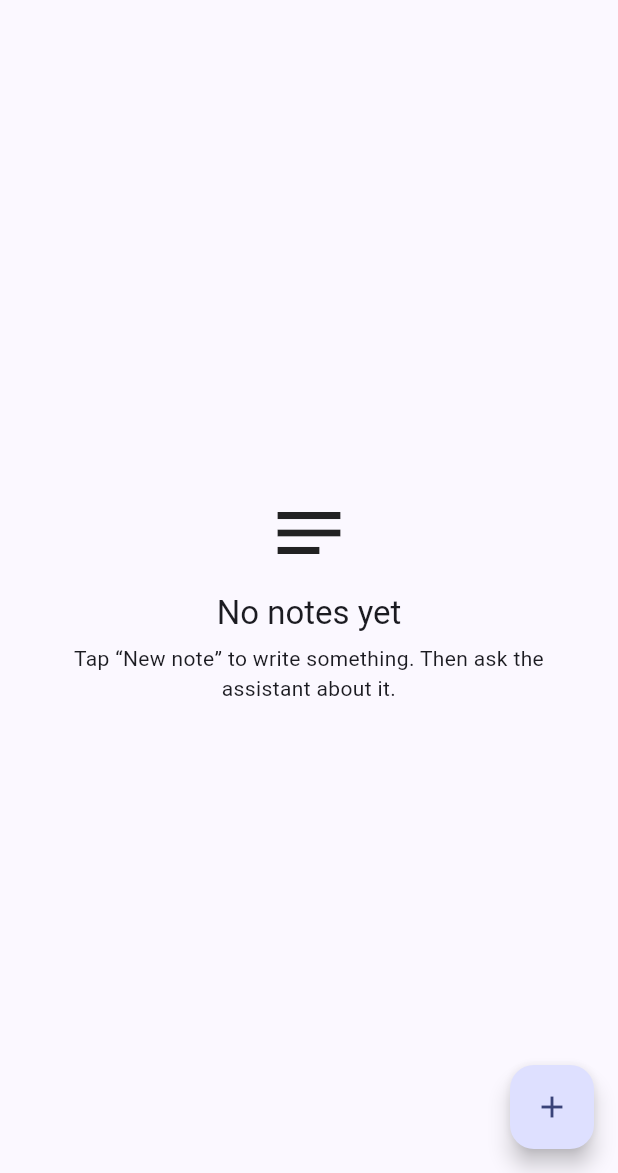
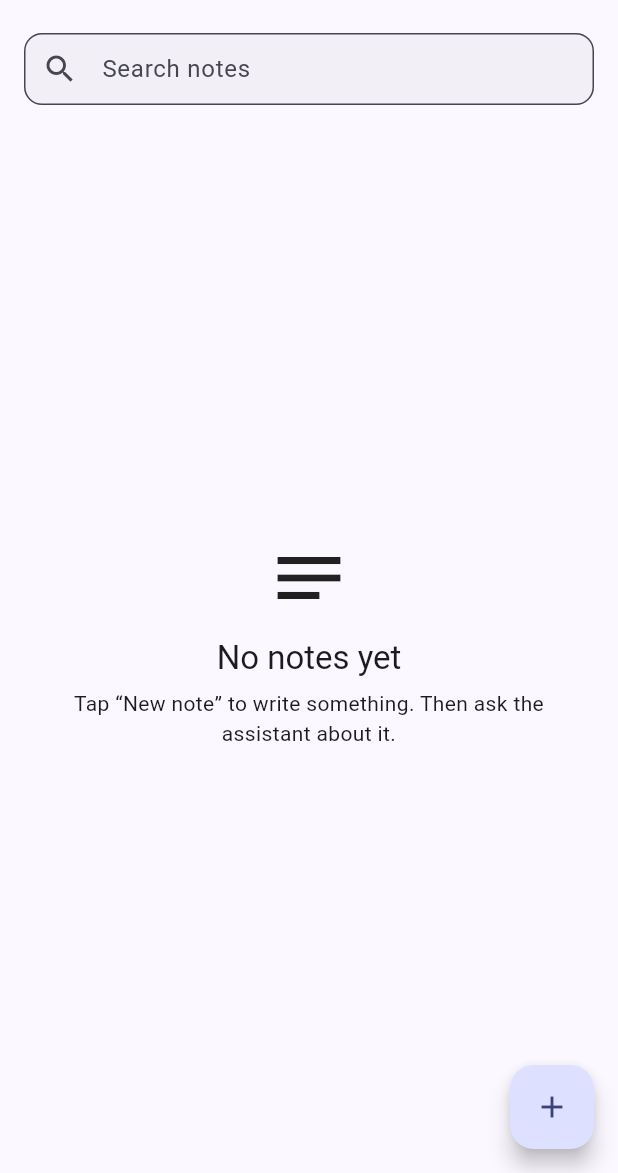
Before and after one commit to Afridee/smart_notes, a Flutter app: the NotesListPage screen opened by its route, on a phone screen of 412 x 824 dp, the part 63-1236 px from its top. Run offline on Flutter 3.47's test engine with Material 3 defaults, Android fonts, the phone set to English and light mode, and no system bars; our stand-ins replace get, google_fonts, objectbox, shimmer; missing offline and left inert: flutter_gemma, gpt_markdown; generated files the repository leaves out were written again.

Commit message:
Add search functionality to notes with a dedicated search box
- Introduced a search box in the notes list for filtering notes based on user input.
- Implemented a listener on the search field to update the search query in real-time.
- Added a clear search feature to reset the search field.
- Enhanced the notes list to display a message when no search results are found.
- Updated navigation actions to dismiss the keyboard when transitioning between pages.

```diff
--- a/lib/features/notes/views/notes_list_page.dart
+++ b/lib/features/notes/views/notes_list_page.dart
@@ -20,26 +20,88 @@ class NotesListPage extends GetView<NotesController> {
           IconButton(
             tooltip: 'Semantic graph',
             icon: const Icon(Icons.hub_outlined),
-            onPressed: () => Get.toNamed(AppRoutes.graph),
+            onPressed: () {
+              FocusManager.instance.primaryFocus?.unfocus();
+              Get.toNamed(AppRoutes.graph);
+            },
           ),
           IconButton(
             tooltip: 'Ask',
             icon: const Icon(Icons.forum_outlined),
-            onPressed: () => Get.toNamed(AppRoutes.chat),
+            onPressed: () {
+              FocusManager.instance.primaryFocus?.unfocus();
+              Get.toNamed(AppRoutes.chat);
+            },
           ),
         ],
       ),
       floatingActionButton: FloatingActionButton(
-        onPressed: () => Get.toNamed(AppRoutes.noteEditor),
+        onPressed: () {
+          FocusManager.instance.primaryFocus?.unfocus();
+          Get.toNamed(AppRoutes.noteEditor);
+        },
         child: const Icon(Icons.add),
       ),
       body: Column(
         children: [
+          Padding(
+            padding: const EdgeInsets.fromLTRB(16, 8, 16, 4),
+            child: ListenableBuilder(
+              listenable: controller.searchFieldController,
+              builder: (context, _) {
+                final hasText =
+                    controller.searchFieldController.text.isNotEmpty;
+                final scheme = Theme.of(context).colorScheme;
+                return TextField(
+                  controller: controller.searchFieldController,
+                  textInputAction: TextInputAction.search,
+                  onTapOutside: (_) =>
+                      FocusManager.instance.primaryFocus?.unfocus(),
+                  decoration: InputDecoration(
+                    hintText: 'Search notes',
+                    prefixIcon: const Icon(Icons.search),
+                    suffixIcon: hasText
+                        ? IconButton(
+                            icon: const Icon(Icons.clear),
+                            onPressed: controller.clearSearch,
+                          )
+                        : null,
+                    border: OutlineInputBorder(
+                      borderRadius: BorderRadius.circular(12),
+                    ),
+                    filled: true,
+                    fillColor: scheme.surfaceContainerHighest.withValues(
+                      alpha: 0.4,
+                    ),
+                    contentPadding: const EdgeInsets.symmetric(
+                      horizontal: 12,
+                      vertical: 12,
+                    ),
+                  ),
+                );
+              },
+            ),
+          ),
           Expanded(
             child: Obx(() {
-              final items = controller.notes;
+              final all = controller.notes;
+              final q = controller.searchQuery.value;
+              final items = _filterNotesForQuery(all, q);
+              if (all.isEmpty) {
+                return GestureDetector(
+                  onTap: () =>
+                      FocusManager.instance.primaryFocus?.unfocus(),
+                  behavior: HitTestBehavior.opaque,
+                  child: const _EmptyState(),
+                );
+              }
               if (items.isEmpty) {
-                return const _EmptyState();
+                return GestureDetector(
+                  onTap: () =>
+                      FocusManager.instance.primaryFocus?.unfocus(),
+                  behavior: HitTestBehavior.opaque,
+                  child: _NoSearchResultsState(query: q.trim()),
+                );
               }
               final crossAxis = _gridCrossAxisCount(context);
               return MasonryGridView.count(
@@ -47,16 +109,21 @@ class NotesListPage extends GetView<NotesController> {
                 padding: const EdgeInsets.all(12),
                 mainAxisSpacing: 10,
                 crossAxisSpacing: 10,
+                keyboardDismissBehavior:
+                    ScrollViewKeyboardDismissBehavior.onDrag,
                 itemCount: items.length,
                 itemBuilder: (context, i) {
                   final note = items[i];
                   return _NoteTile(
                     note: note,
                     bodyMaxLines: _gridBodyMaxLines(note, i),
-                    onTap: () => Get.toNamed(
-                      AppRoutes.noteEditor,
-                      arguments: note,
-                    ),
+                    onTap: () {
+                      FocusManager.instance.primaryFocus?.unfocus();
+                      Get.toNamed(
+                        AppRoutes.noteEditor,
+                        arguments: note,
+                      );
+                    },
                     onDelete: () async {
                       final ok = await showDeleteNoteConfirmation(
                         context,
@@ -85,6 +152,17 @@ int _gridCrossAxisCount(BuildContext context) {
   if (w >= 1100) return 4;
   if (w >= 720) return 3;
   return 2;
+}
+
+List<Note> _filterNotesForQuery(List<Note> notes, String rawQuery) {
+  final q = rawQuery.trim().toLowerCase();
+  if (q.isEmpty) return notes.toList();
+  return notes
+      .where((n) {
+        return n.title.toLowerCase().contains(q) ||
+            n.body.toLowerCase().contains(q);
+      })
+      .toList();
 }
 
 /// Varies preview height so masonry tiles read as different-sized boxes.
@@ -157,6 +235,44 @@ class _NoteTile extends StatelessWidget {
   }
 }
 
+class _NoSearchResultsState extends StatelessWidget {
+  const _NoSearchResultsState({required this.query});
+
+  final String query;
+
+  @override
+  Widget build(BuildContext context) {
+    return Center(
+      child: Padding(
+        padding: const EdgeInsets.all(24),
+        child: Column(
+          mainAxisSize: MainAxisSize.min,
+          children: [
+            Icon(
+              Icons.search_off_outlined,
+              size: 56,
+              color: Theme.of(context).colorScheme.outline,
+            ),
+            const SizedBox(height: 12),
+            Text(
+              'No notes match your search',
+              style: Theme.of(context).textTheme.titleLarge,
+            ),
+            const SizedBox(height: 6),
+            Text(
+              query.isEmpty ? '' : '“$query”',
+              textAlign: TextAlign.center,
+              style: Theme.of(context).textTheme.bodyMedium?.copyWith(
+                    color: Theme.of(context).colorScheme.onSurfaceVariant,
+                  ),
+            ),
+          ],
+        ),
+      ),
+    );
+  }
+}
+
 class _EmptyState extends StatelessWidget {
   const _EmptyState();
 
```
Also changed, not shown: lib/features/notes/controllers/notes_controller.dart (+26 -0 lines).
